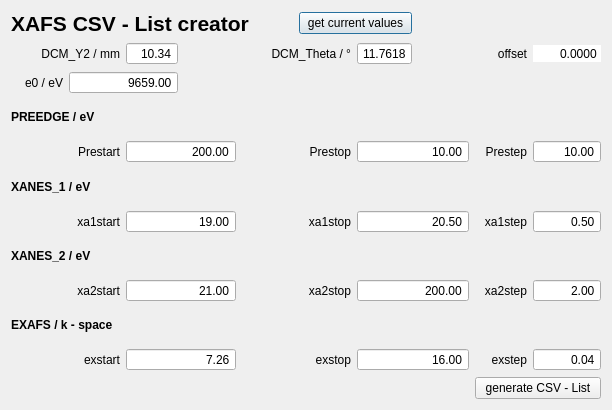
MichaS-git/XAFScsv, file xafs_csv.ui: the form before one commit.
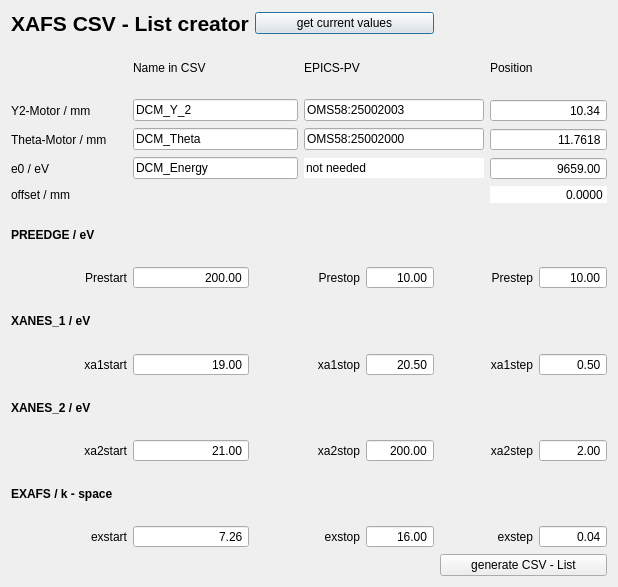
The form after the commit.

Diff of the .ui file:
```diff
--- a/xafs_csv.ui
+++ b/xafs_csv.ui
@@ -6,93 +6,81 @@
    <rect>
     <x>0</x>
     <y>0</y>
-    <width>612</width>
-    <height>410</height>
+    <width>618</width>
+    <height>587</height>
    </rect>
   </property>
   <property name="windowTitle">
    <string>XAFS_CSV_Creator</string>
   </property>
   <layout class="QGridLayout" name="gridLayout">
-   <item row="4" column="8">
-    <widget class="QLabel" name="label_8">
-     <property name="text">
-      <string>Prestep</string>
-     </property>
-     <property name="alignment">
-      <set>Qt::AlignRight|Qt::AlignTrailing|Qt::AlignVCenter</set>
-     </property>
-    </widget>
-   </item>
-   <item row="4" column="9">
-    <widget class="QDoubleSpinBox" name="preStep">
-     <property name="alignment">
-      <set>Qt::AlignRight|Qt::AlignTrailing|Qt::AlignVCenter</set>
-     </property>
-     <property name="buttonSymbols">
-      <enum>QAbstractSpinBox::NoButtons</enum>
-     </property>
-     <property name="decimals">
-      <number>2</number>
-     </property>
-     <property name="maximum">
-      <double>99999999.000000000000000</double>
-     </property>
-     <property name="value">
-      <double>10.000000000000000</double>
-     </property>
-    </widget>
-   </item>
-   <item row="7" column="0" colspan="2">
-    <widget class="QLabel" name="label_16">
+   <item row="0" column="0" colspan="2">
+    <widget class="QLabel" name="label">
      <property name="font">
       <font>
+       <pointsize>16</pointsize>
        <weight>75</weight>
        <bold>true</bold>
       </font>
      </property>
      <property name="text">
-      <string>XANES_2 / eV</string>
+      <string>XAFS CSV - List creator</string>
      </property>
     </widget>
    </item>
-   <item row="2" column="1" colspan="2">
-    <widget class="QDoubleSpinBox" name="e0">
-     <property name="alignment">
-      <set>Qt::AlignRight|Qt::AlignTrailing|Qt::AlignVCenter</set>
-     </property>
-     <property name="buttonSymbols">
-      <enum>QAbstractSpinBox::NoButtons</enum>
-     </property>
-     <property name="decimals">
-      <number>2</number>
-     </property>
-     <property name="maximum">
-      <double>99999999.000000000000000</double>
-     </property>
-     <property name="value">
-      <double>9659.000000000000000</double>
-     </property>
-    </widget>
-   </item>
-   <item row="2" column="0">
-    <widget class="QLabel" name="label_4">
-     <property name="text">
-      <string>e0 / eV</string>
-     </property>
-     <property name="alignment">
-      <set>Qt::AlignRight|Qt::AlignTrailing|Qt::AlignVCenter</set>
-     </property>
-    </widget>
-   </item>
-   <item row="0" column="5" colspan="2">
+   <item row="0" column="2" colspan="3">
     <widget class="QPushButton" name="getValues">
      <property name="text">
       <string>get current values</string>
      </property>
     </widget>
    </item>
-   <item row="1" column="2">
+   <item row="1" column="1">
+    <widget class="QLabel" name="label_22">
+     <property name="text">
+      <string>Name in CSV</string>
+     </property>
+    </widget>
+   </item>
+   <item row="1" column="3">
+    <widget class="QLabel" name="label_23">
+     <property name="text">
+      <string>EPICS-PV</string>
+     </property>
+    </widget>
+   </item>
+   <item row="1" column="6" colspan="2">
+    <widget class="QLabel" name="label_24">
+     <property name="text">
+      <string>Position</string>
+     </property>
+    </widget>
+   </item>
+   <item row="2" column="0">
+    <widget class="QLabel" name="label_2">
+     <property name="text">
+      <string>Y2-Motor / mm</string>
+     </property>
+     <property name="alignment">
+      <set>Qt::AlignLeading|Qt::AlignLeft|Qt::AlignVCenter</set>
+     </property>
+    </widget>
+   </item>
+   <item row="2" column="1" colspan="2">
+    <widget class="QLineEdit" name="y2_name">
+     <property name="text">
+      <string>DCM_Y_2</string>
+     </property>
+    </widget>
+   </item>
+   <item row="2" column="3" colspan="3">
+    <widget class="QLineEdit" name="y2_pv">
+     <property name="text">
+      <string>OMS58:25002003</string>
+     </property>
+    </widget>
+   </item>
+   <item row="2" column="6" colspan="2">
     <widget class="QDoubleSpinBox" name="dcm_y2">
      <property name="alignment">
       <set>Qt::AlignRight|Qt::AlignTrailing|Qt::AlignVCenter</set>
@@ -105,17 +93,280 @@
      </property>
     </widget>
    </item>
-   <item row="1" column="0" colspan="2">
-    <widget class="QLabel" name="label_2">
+   <item row="3" column="0">
+    <widget class="QLabel" name="label_3">
      <property name="text">
-      <string>DCM_Y2 / mm</string>
+      <string>Theta-Motor / mm</string>
      </property>
      <property name="alignment">
+      <set>Qt::AlignLeading|Qt::AlignLeft|Qt::AlignVCenter</set>
+     </property>
+    </widget>
+   </item>
+   <item row="3" column="1" colspan="2">
+    <widget class="QLineEdit" name="theta_name">
+     <property name="text">
+      <string>DCM_Theta</string>
+     </property>
+    </widget>
+   </item>
+   <item row="3" column="3" colspan="3">
+    <widget class="QLineEdit" name="theta_pv">
+     <property name="text">
+      <string>OMS58:25002000</string>
+     </property>
+    </widget>
+   </item>
+   <item row="3" column="6" colspan="2">
+    <widget class="QDoubleSpinBox" name="dcm_theta">
+     <property name="alignment">
       <set>Qt::AlignRight|Qt::AlignTrailing|Qt::AlignVCenter</set>
      </property>
+     <property name="buttonSymbols">
+      <enum>QAbstractSpinBox::NoButtons</enum>
+     </property>
+     <property name="decimals">
+      <number>4</number>
+     </property>
+     <property name="value">
+      <double>11.761799999999999</double>
+     </property>
     </widget>
    </item>
-   <item row="6" column="6" colspan="2">
+   <item row="4" column="0">
+    <widget class="QLabel" name="label_4">
+     <property name="text">
+      <string>e0 / eV</string>
+     </property>
+     <property name="alignment">
+      <set>Qt::AlignLeading|Qt::AlignLeft|Qt::AlignVCenter</set>
+     </property>
+    </widget>
+   </item>
+   <item row="4" column="1" colspan="2">
+    <widget class="QLineEdit" name="e0_name">
+     <property name="text">
+      <string>DCM_Energy</string>
+     </property>
+    </widget>
+   </item>
+   <item row="4" column="3" colspan="3">
+    <widget class="QLineEdit" name="lineEdit_6">
+     <property name="text">
+      <string>not needed</string>
+     </property>
+     <property name="frame">
+      <bool>false</bool>
+     </property>
+     <property name="readOnly">
+      <bool>true</bool>
+     </property>
+    </widget>
+   </item>
+   <item row="4" column="6" colspan="2">
+    <widget class="QDoubleSpinBox" name="e0">
+     <property name="alignment">
+      <set>Qt::AlignRight|Qt::AlignTrailing|Qt::AlignVCenter</set>
+     </property>
+     <property name="buttonSymbols">
+      <enum>QAbstractSpinBox::NoButtons</enum>
+     </property>
+     <property name="decimals">
+      <number>2</number>
+     </property>
+     <property name="maximum">
+      <double>99999999.000000000000000</double>
+     </property>
+     <property name="value">
+      <double>9659.000000000000000</double>
+     </property>
+    </widget>
+   </item>
+   <item row="5" column="0">
+    <widget class="QLabel" name="label_21">
+     <property name="text">
+      <string>offset / mm</string>
+     </property>
+     <property name="alignment">
+      <set>Qt::AlignLeading|Qt::AlignLeft|Qt::AlignVCenter</set>
+     </property>
+    </widget>
+   </item>
+   <item row="5" column="6" colspan="2">
+    <widget class="QDoubleSpinBox" name="offset">
+     <property name="frame">
+      <bool>false</bool>
+     </property>
+     <property name="alignment">
+      <set>Qt::AlignRight|Qt::AlignTrailing|Qt::AlignVCenter</set>
+     </property>
+     <property name="readOnly">
+      <bool>true</bool>
+     </property>
+     <property name="buttonSymbols">
+      <enum>QAbstractSpinBox::NoButtons</enum>
+     </property>
+     <property name="decimals">
+      <number>4</number>
+     </property>
+     <property name="value">
+      <double>0.000000000000000</double>
+     </property>
+    </widget>
+   </item>
+   <item row="6" column="0">
+    <widget class="QLabel" name="label_6">
+     <property name="font">
+      <font>
+       <weight>75</weight>
+       <bold>true</bold>
+      </font>
+     </property>
+     <property name="text">
+      <string>PREEDGE / eV</string>
+     </property>
+    </widget>
+   </item>
+   <item row="7" column="0">
+    <widget class="QLabel" name="label_5">
+     <property name="text">
+      <string>Prestart</string>
+     </property>
+     <property name="alignment">
+      <set>Qt::AlignRight|Qt::AlignTrailing|Qt::AlignVCenter</set>
+     </property>
+    </widget>
+   </item>
+   <item row="7" column="1">
+    <widget class="QDoubleSpinBox" name="preStart">
+     <property name="alignment">
+      <set>Qt::AlignRight|Qt::AlignTrailing|Qt::AlignVCenter</set>
+     </property>
+     <property name="buttonSymbols">
+      <enum>QAbstractSpinBox::NoButtons</enum>
+     </property>
+     <property name="decimals">
+      <number>2</number>
+     </property>
+     <property name="maximum">
+      <double>99999999.000000000000000</double>
+     </property>
+     <property name="value">
+      <double>200.000000000000000</double>
+     </property>
+    </widget>
+   </item>
+   <item row="7" column="2" colspan="2">
+    <widget class="QLabel" name="label_7">
+     <property name="text">
+      <string>Prestop</string>
+     </property>
+     <property name="alignment">
+      <set>Qt::AlignRight|Qt::AlignTrailing|Qt::AlignVCenter</set>
+     </property>
+    </widget>
+   </item>
+   <item row="7" column="4">
+    <widget class="QDoubleSpinBox" name="preStop">
+     <property name="alignment">
+      <set>Qt::AlignRight|Qt::AlignTrailing|Qt::AlignVCenter</set>
+     </property>
+     <property name="buttonSymbols">
+      <enum>QAbstractSpinBox::NoButtons</enum>
+     </property>
+     <property name="decimals">
+      <number>2</number>
+     </property>
+     <property name="maximum">
+      <double>99999999.000000000000000</double>
+     </property>
+     <property name="value">
+      <double>10.000000000000000</double>
+     </property>
+    </widget>
+   </item>
+   <item row="7" column="5" colspan="2">
+    <widget class="QLabel" name="label_8">
+     <property name="text">
+      <string>Prestep</string>
+     </property>
+     <property name="alignment">
+      <set>Qt::AlignRight|Qt::AlignTrailing|Qt::AlignVCenter</set>
+     </property>
+    </widget>
+   </item>
+   <item row="7" column="7">
+    <widget class="QDoubleSpinBox" name="preStep">
+     <property name="alignment">
+      <set>Qt::AlignRight|Qt::AlignTrailing|Qt::AlignVCenter</set>
+     </property>
+     <property name="buttonSymbols">
+      <enum>QAbstractSpinBox::NoButtons</enum>
+     </property>
+     <property name="decimals">
+      <number>2</number>
+     </property>
+     <property name="maximum">
+      <double>99999999.000000000000000</double>
+     </property>
+     <property name="value">
+      <double>10.000000000000000</double>
+     </property>
+    </widget>
+   </item>
+   <item row="8" column="0">
+    <widget class="QLabel" name="label_12">
+     <property name="font">
+      <font>
+       <weight>75</weight>
+       <bold>true</bold>
+      </font>
+     </property>
+     <property name="text">
+      <string>XANES_1 / eV</string>
+     </property>
+    </widget>
+   </item>
+   <item row="9" column="0">
+    <widget class="QLabel" name="label_11">
+     <property name="text">
+      <string>xa1start</string>
+     </property>
+     <property name="alignment">
+      <set>Qt::AlignRight|Qt::AlignTrailing|Qt::AlignVCenter</set>
+     </property>
+    </widget>
+   </item>
+   <item row="9" column="1">
+    <widget class="QDoubleSpinBox" name="xa1Start">
+     <property name="alignment">
+      <set>Qt::AlignRight|Qt::AlignTrailing|Qt::AlignVCenter</set>
+     </property>
+     <property name="buttonSymbols">
+      <enum>QAbstractSpinBox::NoButtons</enum>
+     </property>
+     <property name="decimals">
+      <number>2</number>
+     </property>
+     <property name="maximum">
+      <double>99999999.000000000000000</double>
+     </property>
+     <property name="value">
+      <double>19.000000000000000</double>
+     </property>
+    </widget>
+   </item>
+   <item row="9" column="2" colspan="2">
+    <widget class="QLabel" name="label_10">
+     <property name="text">
+      <string>xa1stop</string>
+     </property>
+     <property name="alignment">
+      <set>Qt::AlignRight|Qt::AlignTrailing|Qt::AlignVCenter</set>
+     </property>
+    </widget>
+   </item>
+   <item row="9" column="4">
     <widget class="QDoubleSpinBox" name="xa1Stop">
      <property name="alignment">
       <set>Qt::AlignRight|Qt::AlignTrailing|Qt::AlignVCenter</set>
@@ -134,55 +385,7 @@
      </property>
     </widget>
    </item>
-   <item row="8" column="4" colspan="2">
-    <widget class="QLabel" name="label_14">
-     <property name="text">
-      <string>xa2stop</string>
-     </property>
-     <property name="alignment">
-      <set>Qt::AlignRight|Qt::AlignTrailing|Qt::AlignVCenter</set>
-     </property>
-    </widget>
-   </item>
-   <item row="10" column="2" colspan="2">
-    <widget class="QDoubleSpinBox" name="exStart">
-     <property name="alignment">
-      <set>Qt::AlignRight|Qt::AlignTrailing|Qt::AlignVCenter</set>
-     </property>
-     <property name="buttonSymbols">
-      <enum>QAbstractSpinBox::NoButtons</enum>
-     </property>
-     <property name="decimals">
-      <number>2</number>
-     </property>
-     <property name="maximum">
-      <double>99999999.000000000000000</double>
-     </property>
-     <property name="value">
-      <double>7.260000000000000</double>
-     </property>
-    </widget>
-   </item>
-   <item row="4" column="2" colspan="2">
-    <widget class="QDoubleSpinBox" name="preStart">
-     <property name="alignment">
-      <set>Qt::AlignRight|Qt::AlignTrailing|Qt::AlignVCenter</set>
-     </property>
-     <property name="buttonSymbols">
-      <enum>QAbstractSpinBox::NoButtons</enum>
-     </property>
-     <property name="decimals">
-      <number>2</number>
-     </property>
-     <property name="maximum">
-      <double>99999999.000000000000000</double>
-     </property>
-     <property name="value">
-      <double>200.000000000000000</double>
-     </property>
-    </widget>
-   </item>
-   <item row="6" column="8">
+   <item row="9" column="5" colspan="2">
     <widget class="QLabel" name="label_9">
      <property name="text">
       <string>xa1step</string>
@@ -192,7 +395,7 @@
      </property>
     </widget>
    </item>
-   <item row="6" column="9">
+   <item row="9" column="7">
     <widget class="QDoubleSpinBox" name="xa1Step">
      <property name="alignment">
       <set>Qt::AlignRight|Qt::AlignTrailing|Qt::AlignVCenter</set>
@@ -211,27 +414,8 @@
      </property>
     </widget>
    </item>
-   <item row="6" column="2" colspan="2">
-    <widget class="QDoubleSpinBox" name="xa1Start">
-     <property name="alignment">
-      <set>Qt::AlignRight|Qt::AlignTrailing|Qt::AlignVCenter</set>
-     </property>
-     <property name="buttonSymbols">
-      <enum>QAbstractSpinBox::NoButtons</enum>
-     </property>
-     <property name="decimals">
-      <number>2</number>
-     </property>
-     <property name="maximum">
-      <double>99999999.000000000000000</double>
-     </property>
-     <property name="value">
-      <double>19.000000000000000</double>
-     </property>
-    </widget>
-   </item>
-   <item row="3" column="0" colspan="2">
-    <widget class="QLabel" name="label_6">
+   <item row="10" column="0">
+    <widget class="QLabel" name="label_16">
      <property name="font">
       <font>
        <weight>75</weight>
@@ -239,11 +423,21 @@
       </font>
      </property>
      <property name="text">
-      <string>PREEDGE / eV</string>
+      <string>XANES_2 / eV</string>
      </property>
     </widget>
    </item>
-   <item row="8" column="2" colspan="2">
+   <item row="11" column="0">
+    <widget class="QLabel" name="label_15">
+     <property name="text">
+      <string>xa2start</string>
+     </property>
+     <property name="alignment">
+      <set>Qt::AlignRight|Qt::AlignTrailing|Qt::AlignVCenter</set>
+     </property>
+    </widget>
+   </item>
+   <item row="11" column="1">
     <widget class="QDoubleSpinBox" name="xa2Start">
      <property name="alignment">
       <set>Qt::AlignRight|Qt::AlignTrailing|Qt::AlignVCenter</set>
@@ -262,36 +456,17 @@
      </property>
     </widget>
    </item>
-   <item row="6" column="4" colspan="2">
-    <widget class="QLabel" name="label_10">
+   <item row="11" column="2" colspan="2">
+    <widget class="QLabel" name="label_14">
      <property name="text">
-      <string>xa1stop</string>
+      <string>xa2stop</string>
      </property>
      <property name="alignment">
       <set>Qt::AlignRight|Qt::AlignTrailing|Qt::AlignVCenter</set>
      </property>
     </widget>
    </item>
-   <item row="8" column="9">
-    <widget class="QDoubleSpinBox" name="xa2Step">
-     <property name="alignment">
-      <set>Qt::AlignRight|Qt::AlignTrailing|Qt::AlignVCenter</set>
-     </property>
-     <property name="buttonSymbols">
-      <enum>QAbstractSpinBox::NoButtons</enum>
-     </property>
-     <property name="decimals">
-      <number>2</number>
-     </property>
-     <property name="maximum">
-      <double>99999999.000000000000000</double>
-     </property>
-     <property name="value">
-      <double>2.000000000000000</double>
-     </property>
-    </widget>
-   </item>
-   <item row="8" column="6" colspan="2">
+   <item row="11" column="4">
     <widget class="QDoubleSpinBox" name="xa2Stop">
      <property name="alignment">
       <set>Qt::AlignRight|Qt::AlignTrailing|Qt::AlignVCenter</set>
@@ -310,7 +485,7 @@
      </property>
     </widget>
    </item>
-   <item row="8" column="8">
+   <item row="11" column="5" colspan="2">
     <widget class="QLabel" name="label_13">
      <property name="text">
       <string>xa2step</string>
@@ -320,8 +495,8 @@
      </property>
     </widget>
    </item>
-   <item row="10" column="9">
-    <widget class="QDoubleSpinBox" name="exStep">
+   <item row="11" column="7">
+    <widget class="QDoubleSpinBox" name="xa2Step">
      <property name="alignment">
       <set>Qt::AlignRight|Qt::AlignTrailing|Qt::AlignVCenter</set>
      </property>
@@ -335,18 +510,11 @@
       <double>99999999.000000000000000</double>
      </property>
      <property name="value">
-      <double>0.040000000000000</double>
+      <double>2.000000000000000</double>
      </property>
     </widget>
    </item>
-   <item row="11" column="8" colspan="2">
-    <widget class="QPushButton" name="generateList">
-     <property name="text">
-      <string>generate CSV - List</string>
-     </property>
-    </widget>
-   </item>
-   <item row="9" column="0" colspan="3">
+   <item row="12" column="0">
     <widget class="QLabel" name="label_18">
      <property name="font">
       <font>
@@ -359,7 +527,46 @@
      </property>
     </widget>
    </item>
-   <item row="10" column="6" colspan="2">
+   <item row="13" column="0">
+    <widget class="QLabel" name="label_19">
+     <property name="text">
+      <string>exstart</string>
+     </property>
+     <property name="alignment">
+      <set>Qt::AlignRight|Qt::AlignTrailing|Qt::AlignVCenter</set>
+     </property>
+    </widget>
+   </item>
+   <item row="13" column="1">
+    <widget class="QDoubleSpinBox" name="exStart">
+     <property name="alignment">
+      <set>Qt::AlignRight|Qt::AlignTrailing|Qt::AlignVCenter</set>
+     </property>
+     <property name="buttonSymbols">
+      <enum>QAbstractSpinBox::NoButtons</enum>
+     </property>
+     <property name="decimals">
+      <number>2</number>
+     </property>
+     <property name="maximum">
+      <double>99999999.000000000000000</double>
+     </property>
+     <property name="value">
+      <double>7.260000000000000</double>
+     </property>
+    </widget>
+   </item>
+   <item row="13" column="2" colspan="2">
+    <widget class="QLabel" name="label_17">
+     <property name="text">
+      <string>exstop</string>
+     </property>
+     <property name="alignment">
+      <set>Qt::AlignRight|Qt::AlignTrailing|Qt::AlignVCenter</set>
+     </property>
+    </widget>
+   </item>
+   <item row="13" column="4">
     <widget class="QDoubleSpinBox" name="exStop">
      <property name="alignment">
       <set>Qt::AlignRight|Qt::AlignTrailing|Qt::AlignVCenter</set>
@@ -378,7 +585,7 @@
      </property>
     </widget>
    </item>
-   <item row="10" column="8">
+   <item row="13" column="5" colspan="2">
     <widget class="QLabel" name="label_20">
      <property name="text">
       <string>exstep</string>
@@ -388,51 +595,8 @@
      </property>
     </widget>
    </item>
-   <item row="0" column="0" colspan="5">
-    <widget class="QLabel" name="label">
-     <property name="font">
-      <font>
-       <pointsize>16</pointsize>
-       <weight>75</weight>
-       <bold>true</bold>
-      </font>
-     </property>
-     <property name="text">
-      <string>XAFS CSV - List creator</string>
-     </property>
-    </widget>
-   </item>
-   <item row="1" column="6">
-    <widget class="QDoubleSpinBox" name="dcm_theta">
-     <property name="alignment">
-      <set>Qt::AlignRight|Qt::AlignTrailing|Qt::AlignVCenter</set>
-     </property>
-     <property name="buttonSymbols">
-      <enum>QAbstractSpinBox::NoButtons</enum>
-     </property>
-     <property name="decimals">
-      <number>4</number>
-     </property>
-     <property name="value">
-      <double>11.761799999999999</double>
-     </property>
-    </widget>
-   </item>
-   <item row="5" column="0" colspan="2">
-    <widget class="QLabel" name="label_12">
-     <property name="font">
-      <font>
-       <weight>75</weight>
-       <bold>true</bold>
-      </font>
-     </property>
-     <property name="text">
-      <string>XANES_1 / eV</string>
-     </property>
-    </widget>
-   </item>
-   <item row="4" column="6" colspan="2">
-    <widget class="QDoubleSpinBox" name="preStop">
+   <item row="13" column="7">
+    <widget class="QDoubleSpinBox" name="exStep">
      <property name="alignment">
       <set>Qt::AlignRight|Qt::AlignTrailing|Qt::AlignVCenter</set>
      </property>
@@ -446,109 +610,14 @@
       <double>99999999.000000000000000</double>
      </property>
      <property name="value">
-      <double>10.000000000000000</double>
+      <double>0.040000000000000</double>
      </property>
     </widget>
    </item>
-   <item row="4" column="4" colspan="2">
-    <widget class="QLabel" name="label_7">
+   <item row="14" column="5" colspan="3">
+    <widget class="QPushButton" name="generateList">
      <property name="text">
-      <string>Prestop</string>
-     </property>
-     <property name="alignment">
-      <set>Qt::AlignRight|Qt::AlignTrailing|Qt::AlignVCenter</set>
-     </property>
-    </widget>
-   </item>
-   <item row="1" column="9">
-    <widget class="QDoubleSpinBox" name="offset">
-     <property name="frame">
-      <bool>false</bool>
-     </property>
-     <property name="alignment">
-      <set>Qt::AlignRight|Qt::AlignTrailing|Qt::AlignVCenter</set>
-     </property>
-     <property name="readOnly">
-      <bool>true</bool>
-     </property>
-     <property name="buttonSymbols">
-      <enum>QAbstractSpinBox::NoButtons</enum>
-     </property>
-     <property name="decimals">
-      <number>4</number>
-     </property>
-     <property name="value">
-      <double>0.000000000000000</double>
-     </property>
-    </widget>
-   </item>
-   <item row="1" column="7" colspan="2">
-    <widget class="QLabel" name="label_21">
-     <property name="text">
-      <string>offset</string>
-     </property>
-     <property name="alignment">
-      <set>Qt::AlignRight|Qt::AlignTrailing|Qt::AlignVCenter</set>
-     </property>
-    </widget>
-   </item>
-   <item row="1" column="3" colspan="3">
-    <widget class="QLabel" name="label_3">
-     <property name="text">
-      <string>DCM_Theta / °</string>
-     </property>
-     <property name="alignment">
-      <set>Qt::AlignRight|Qt::AlignTrailing|Qt::AlignVCenter</set>
-     </property>
-    </widget>
-   </item>
-   <item row="10" column="4" colspan="2">
-    <widget class="QLabel" name="label_17">
-     <property name="text">
-      <string>exstop</string>
-     </property>
-     <property name="alignment">
-      <set>Qt::AlignRight|Qt::AlignTrailing|Qt::AlignVCenter</set>
-     </property>
-    </widget>
-   </item>
-   <item row="4" column="0" colspan="2">
-    <widget class="QLabel" name="label_5">
-     <property name="text">
-      <string>Prestart</string>
-     </property>
-     <property name="alignment">
-      <set>Qt::AlignRight|Qt::AlignTrailing|Qt::AlignVCenter</set>
-     </property>
-    </widget>
-   </item>
-   <item row="6" column="0" colspan="2">
-    <widget class="QLabel" name="label_11">
-     <property name="text">
-      <string>xa1start</string>
-     </property>
-     <property name="alignment">
-      <set>Qt::AlignRight|Qt::AlignTrailing|Qt::AlignVCenter</set>
-     </property>
-    </widget>
-   </item>
-   <item row="8" column="0" colspan="2">
-    <widget class="QLabel" name="label_15">
-     <property name="text">
-      <string>xa2start</string>
-     </property>
-     <property name="alignment">
-      <set>Qt::AlignRight|Qt::AlignTrailing|Qt::AlignVCenter</set>
-     </property>
-    </widget>
-   </item>
-   <item row="10" column="0" colspan="2">
-    <widget class="QLabel" name="label_19">
-     <property name="text">
-      <string>exstart</string>
-     </property>
-     <property name="alignment">
-      <set>Qt::AlignRight|Qt::AlignTrailing|Qt::AlignVCenter</set>
+      <string>generate CSV - List</string>
      </property>
     </widget>
    </item>
```
